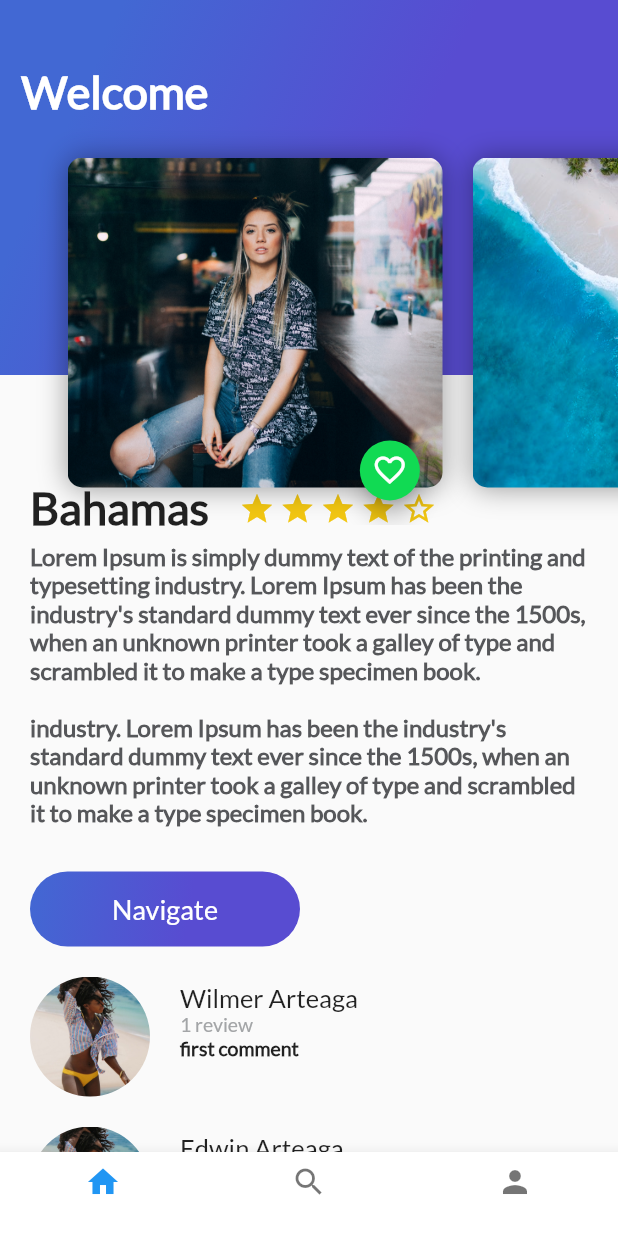
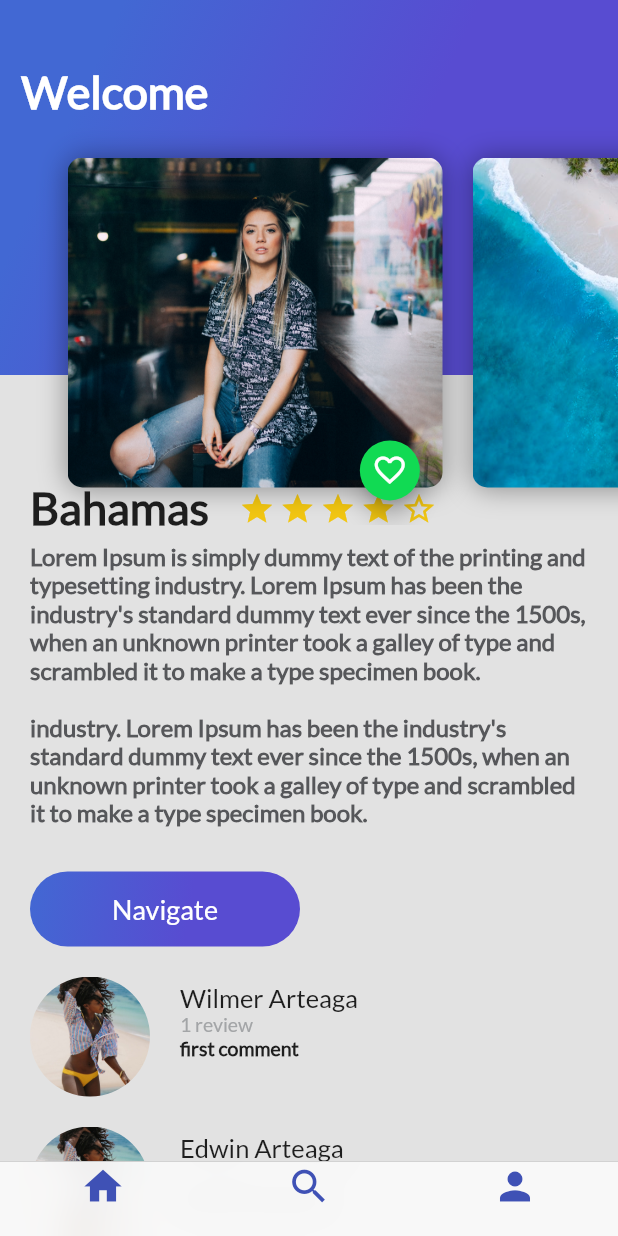
Before and after one commit to killerwilmer/flutter, a Flutter app: the screen it shows after launch, on a phone screen of 412 x 824 dp. Run offline on Flutter 3.47's test engine with Material 2 defaults, Android fonts, the phone set to English and light mode, and no system bars.

Commit message:
Added navigation bar style cupertino

```diff
--- /dev/null
+++ b/platzi/Curso_de_Flutter/trips_app/lib/killer_trips_cupertino.dart
@@ -0,0 +1,37 @@
+import 'package:flutter/material.dart';
+import 'package:flutter/cupertino.dart';
+import 'package:trips_app/profile_trips.dart';
+import 'package:trips_app/search_trips.dart';
+
+import 'home_trips.dart';
+
+class KillerTripsCupertino extends StatelessWidget {
+
+
+  final List<Widget> widgetsChildren = [
+    HomeTrips(),
+    SearchTrips(),
+    ProfileTrips()
+  ];
+
+  @override
+  Widget build(BuildContext context) {
+    return Scaffold(
+      bottomNavigationBar: CupertinoTabScaffold(
+        tabBar: CupertinoTabBar(items: [
+          BottomNavigationBarItem(
+              icon: Icon(Icons.home, color: Colors.indigo), title: Text("")),
+          BottomNavigationBarItem(
+              icon: Icon(Icons.search, color: Colors.indigo), title: Text("")),
+          BottomNavigationBarItem(
+              icon: Icon(Icons.person, color: Colors.indigo), title: Text("")),
+        ]),
+        tabBuilder: (BuildContext context, int index) {
+          return CupertinoTabView(
+            builder: (BuildContext context) => widgetsChildren[index],
+          );
+        },
+      ),
+    );
+  }
+}
--- a/platzi/Curso_de_Flutter/trips_app/lib/main.dart
+++ b/platzi/Curso_de_Flutter/trips_app/lib/main.dart
@@ -1,4 +1,5 @@
 import 'package:flutter/material.dart';
+import 'package:trips_app/killer_trips_cupertino.dart';
 import 'killer_trips.dart';
 
 void main() => runApp(MyApp());
@@ -11,7 +12,7 @@ class MyApp extends StatelessWidget {
         theme: ThemeData(
           primarySwatch: Colors.blue,
         ),
-        home: KillerTrips()
+        home: KillerTripsCupertino()
     );
   }
 }
```
